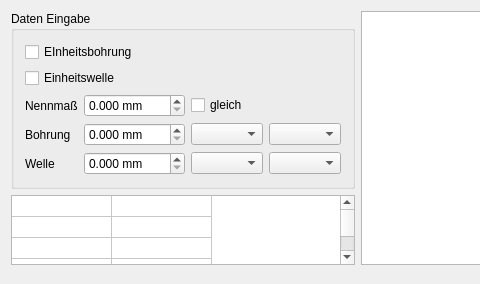
The window that fitview.ui (surfhai/fitView) describes before a commit, drawn with Qt 5; both pictures show x 0 to 480 and y 0 to 284 of the 691 by 284 pixel window.
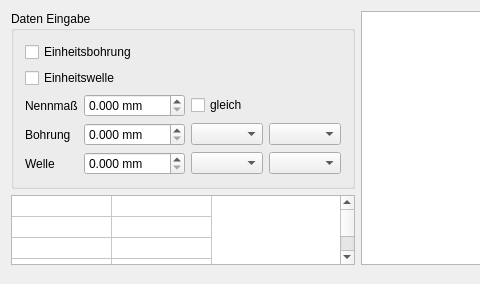
The same window after the commit. Icons and pictures are not drawn.

Commit message: corrected typing error

Patch:
```diff
--- a/fitview.ui
+++ b/fitview.ui
@@ -139,7 +139,7 @@
            <item row="0" column="0" colspan="2">
             <widget class="QCheckBox" name="uiBasicHole">
              <property name="text">
-              <string>EInheitsbohrung</string>
+              <string>Einheitsbohrung</string>
              </property>
             </widget>
            </item>
```
